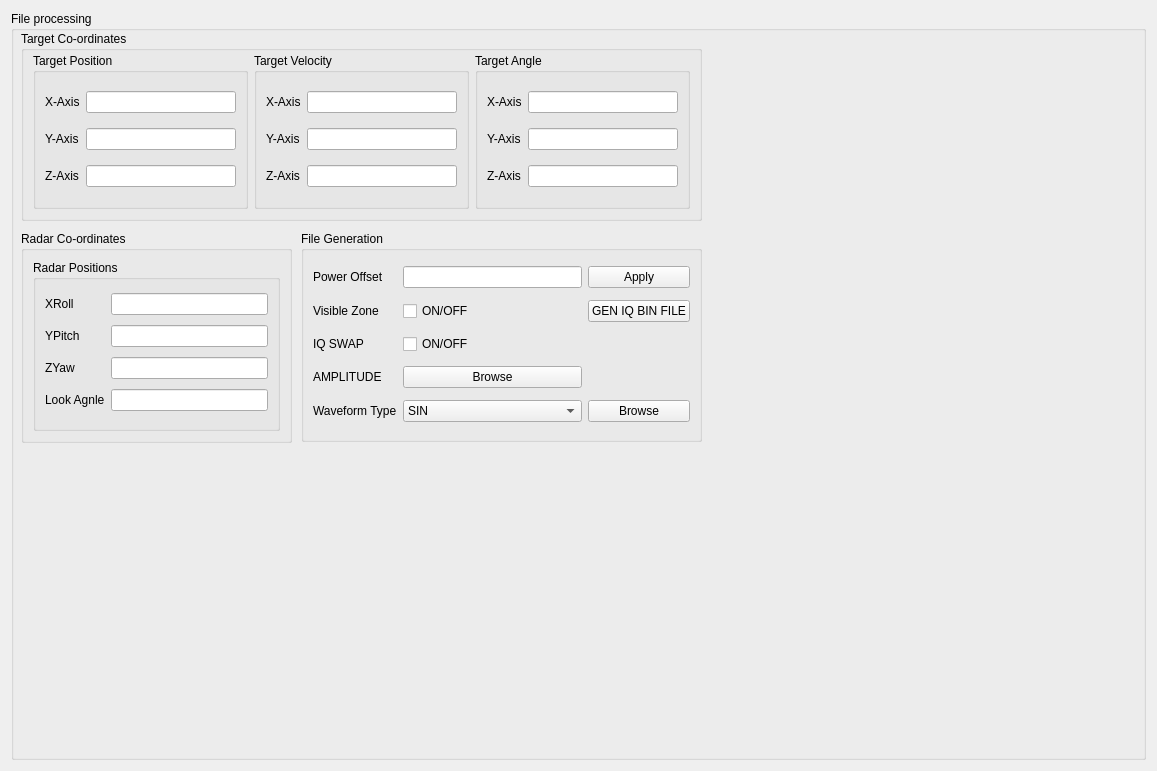
Above: TargetEchoGen/fileprocessing.ui from razzzz87/TargetEchoGen before the change. Below: the same form after it.
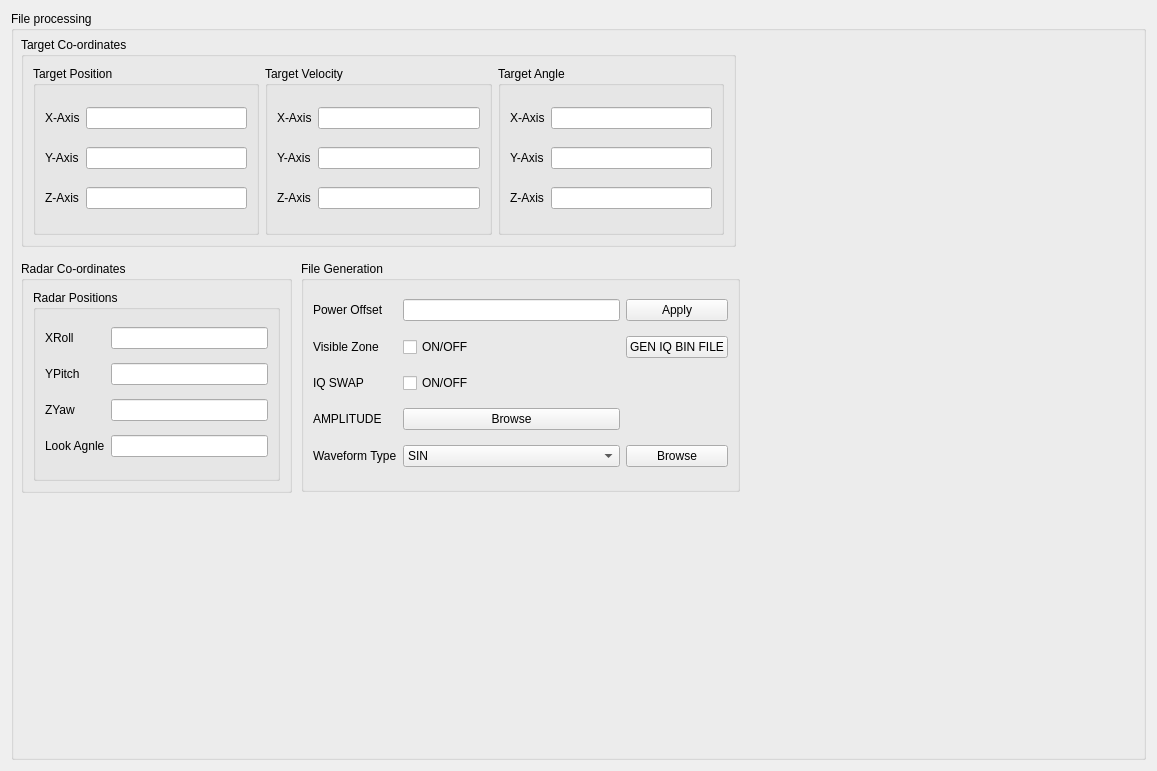
That is the form after the change.

```diff
--- a/TargetEchoGen/fileprocessing.ui
+++ b/TargetEchoGen/fileprocessing.ui
@@ -23,9 +23,9 @@
       <property name="geometry">
        <rect>
         <x>10</x>
-        <y>20</y>
-        <width>681</width>
-        <height>190</height>
+        <y>26</y>
+        <width>715</width>
+        <height>210</height>
        </rect>
       </property>
       <property name="title">
@@ -33,7 +33,7 @@
       </property>
       <layout class="QHBoxLayout" name="horizontalLayout_5">
        <property name="topMargin">
-        <number>2</number>
+        <number>9</number>
        </property>
        <item>
         <widget class="QGroupBox" name="groupBox_3">
@@ -173,9 +173,9 @@
       <property name="geometry">
        <rect>
         <x>10</x>
-        <y>220</y>
+        <y>250</y>
         <width>271</width>
-        <height>212</height>
+        <height>232</height>
        </rect>
       </property>
       <property name="title">
@@ -241,9 +241,9 @@
       <property name="geometry">
        <rect>
         <x>290</x>
-        <y>220</y>
-        <width>401</width>
-        <height>211</height>
+        <y>250</y>
+        <width>439</width>
+        <height>231</height>
        </rect>
       </property>
       <property name="title">
```
